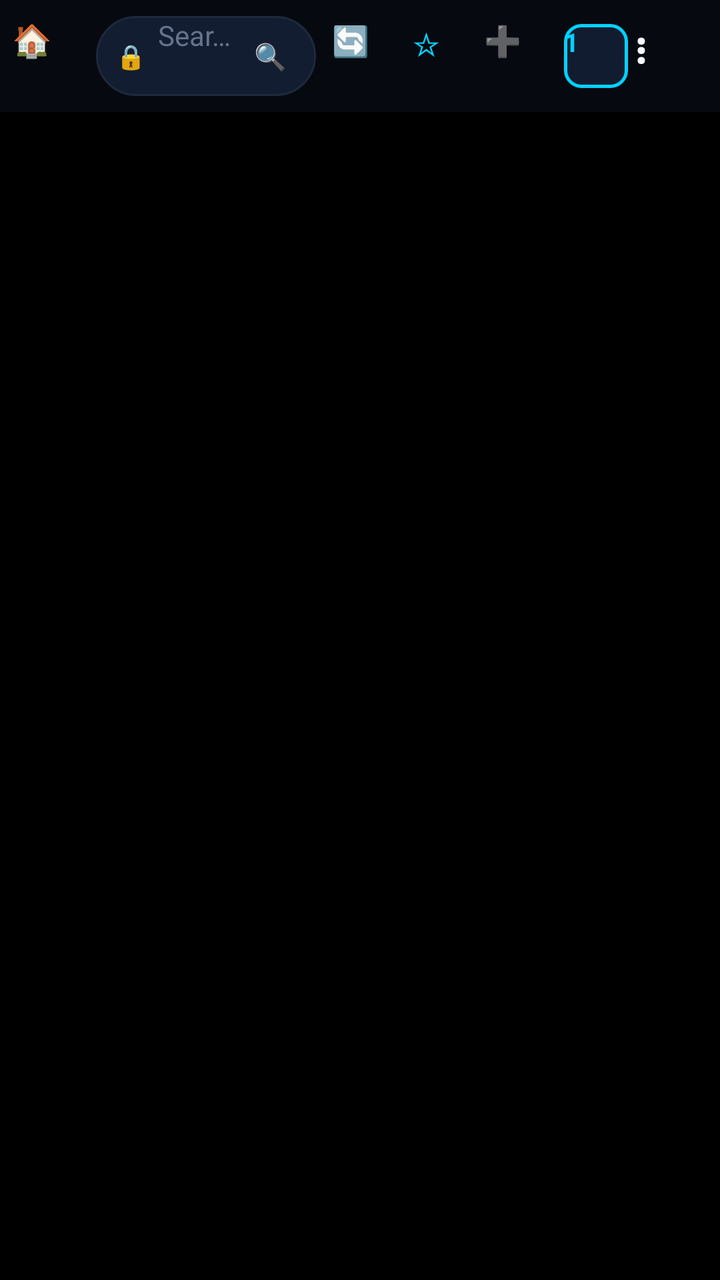
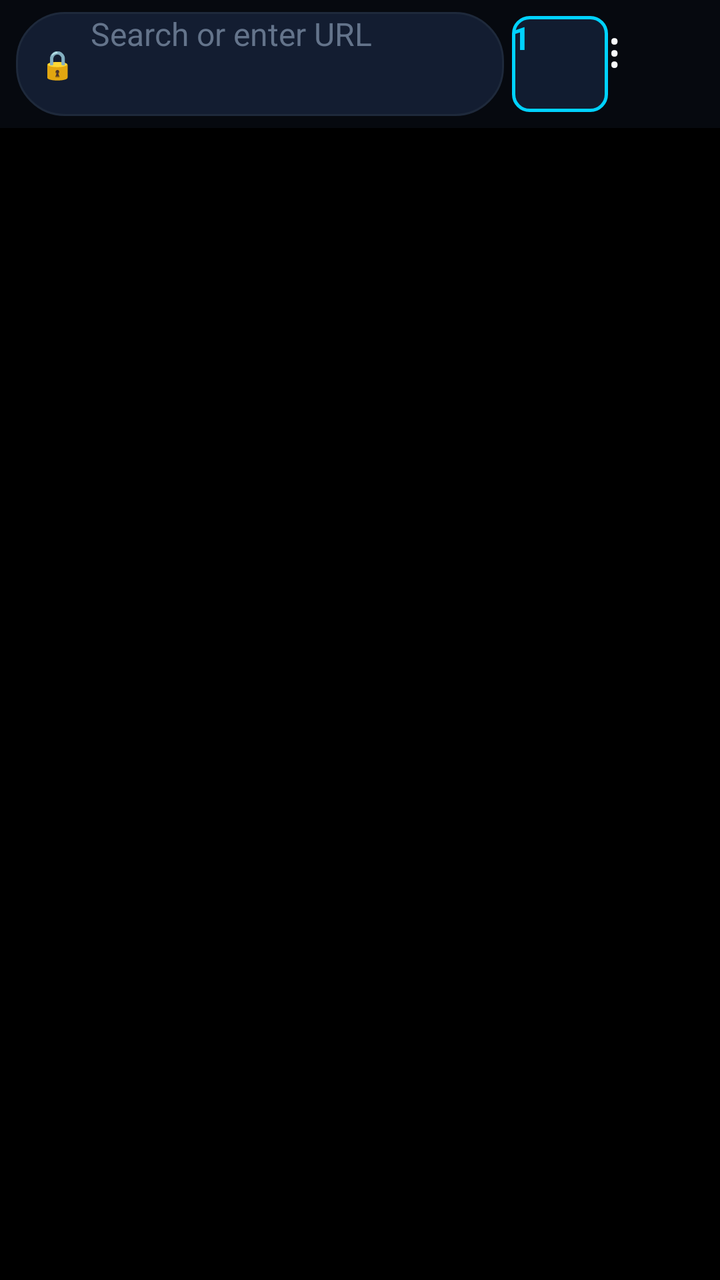

The first picture is an Android layout as it rendered before a commit; the second is the same layout after the commit. The layout source and the unified diff follow.
<!-- AndroidManifest.xml: application theme AppTheme -->
<!-- res/layout/activity_main.xml -->
<?xml version="1.0" encoding="utf-8"?>
<RelativeLayout xmlns:android="http://schemas.android.com/apk/res/android"
    android:id="@+id/mainRoot"
    android:layout_width="match_parent"
    android:layout_height="match_parent"
    android:background="@color/bg_primary">

    
    <LinearLayout
        android:id="@+id/mobileTopBar"
        android:layout_width="match_parent"
        android:layout_height="56dp"
        android:layout_alignParentTop="true"
        android:background="@color/bg_primary"
        android:gravity="center_vertical"
        android:orientation="horizontal"
        android:paddingHorizontal="6dp"
        android:elevation="6dp">

        
        <Button
            android:id="@+id/btnHome"
            android:layout_width="38dp"
            android:layout_height="38dp"
            android:background="@drawable/bg_mobile_icon_button"
            android:text="🏠"
            android:textColor="@color/text_primary"
            android:textSize="16sp"
            android:contentDescription="@string/btn_home" />

        
        <LinearLayout
            android:id="@+id/omniboxContainer"
            android:layout_width="0dp"
            android:layout_height="40dp"
            android:layout_weight="1"
            android:layout_marginStart="4dp"
            android:layout_marginEnd="4dp"
            android:background="@drawable/bg_mobile_omnibox"
            android:gravity="center_vertical"
            android:orientation="horizontal"
            android:paddingHorizontal="10dp">

            
            <TextView
                android:id="@+id/tvSecurityLock"
                android:layout_width="wrap_content"
                android:layout_height="wrap_content"
                android:layout_marginEnd="6dp"
                android:text="🔒"
                android:textColor="@color/security_green"
                android:textSize="12sp" />

            
            <EditText
                android:id="@+id/editUrl"
                android:layout_width="0dp"
                android:layout_height="match_parent"
                android:layout_weight="1"
                android:background="@android:color/transparent"
                android:ellipsize="end"
                android:hint="@string/url_hint"
                android:imeOptions="actionGo"
                android:inputType="textUri|textWebEditText"
                android:paddingVertical="0dp"
                android:singleLine="true"
                android:textColor="@color/text_primary"
                android:textColorHint="@color/text_dim"
                android:textSize="14sp" />

            
            <TextView
                android:id="@+id/btnClearUrl"
                android:layout_width="26dp"
                android:layout_height="26dp"
                android:gravity="center"
                android:text="✕"
                android:textColor="@color/text_secondary"
                android:textSize="13sp"
                android:visibility="gone"
                android:background="@drawable/bg_mobile_icon_button" />

            
            <TextView
                android:id="@+id/btnSearchTrigger"
                android:layout_width="26dp"
                android:layout_height="26dp"
                android:layout_marginStart="2dp"
                android:gravity="center"
                android:text="🔍"
                android:textColor="@color/accent_cyan"
                android:textSize="13sp"
                android:background="@drawable/bg_mobile_icon_button" />
        </LinearLayout>

        
        <Button
            android:id="@+id/btnReload"
            android:layout_width="36dp"
            android:layout_height="36dp"
            android:layout_marginStart="4dp"
            android:background="@drawable/bg_mobile_icon_button"
            android:text="🔄"
            android:textColor="@color/text_primary"
            android:textSize="15sp"
            android:contentDescription="Osveži stran" />

        
        <Button
            android:id="@+id/btnStar"
            android:layout_width="36dp"
            android:layout_height="36dp"
            android:layout_marginStart="4dp"
            android:background="@drawable/bg_mobile_icon_button"
            android:text="☆"
            android:textColor="@color/accent_cyan"
            android:textSize="16sp"
            android:contentDescription="Dodaj med priljubljene" />

        
        <Button
            android:id="@+id/btnAddTab"
            android:layout_width="36dp"
            android:layout_height="36dp"
            android:background="@drawable/bg_mobile_icon_button"
            android:text="➕"
            android:textColor="@color/text_primary"
            android:textSize="15sp"
            android:contentDescription="@string/btn_add_tab" />

        
        <Button
            android:id="@+id/btnTabCount"
            android:layout_width="32dp"
            android:layout_height="32dp"
            android:layout_marginStart="4dp"
            android:background="@drawable/bg_mobile_tab_badge"
            android:text="1"
            android:textColor="@color/accent_cyan"
            android:textSize="13sp"
            android:textStyle="bold"
            android:padding="0dp" />

        
        <Button
            android:id="@+id/btnMenu"
            android:layout_width="36dp"
            android:layout_height="36dp"
            android:layout_marginStart="4dp"
            android:background="@drawable/bg_mobile_icon_button"
            android:text="⋮"
            android:textColor="@color/text_primary"
            android:textSize="20sp"
            android:textStyle="bold"
            android:contentDescription="@string/btn_menu" />
    </LinearLayout>

    
    <ProgressBar
        android:id="@+id/pageProgressBar"
        style="?android:attr/progressBarStyleHorizontal"
        android:layout_width="match_parent"
        android:layout_height="2.5dp"
        android:layout_below="@id/mobileTopBar"
        android:progressDrawable="@color/accent_cyan"
        android:visibility="gone" />

    
    <FrameLayout
        android:id="@+id/webViewContainer"
        android:layout_width="match_parent"
        android:layout_height="match_parent"
        android:layout_below="@id/pageProgressBar"
        android:background="@color/bg_pure_black" />

    
    <LinearLayout
        android:id="@+id/findInPageBar"
        android:layout_width="match_parent"
        android:layout_height="48dp"
        android:layout_below="@id/mobileTopBar"
        android:background="@color/bg_secondary"
        android:gravity="center_vertical"
        android:orientation="horizontal"
        android:paddingHorizontal="12dp"
        android:visibility="gone"
        android:elevation="8dp">

        <EditText
            android:id="@+id/editFindText"
            android:layout_width="0dp"
            android:layout_height="36dp"
            android:layout_weight="1"
            android:background="@drawable/bg_mobile_omnibox"
            android:hint="Najdi na strani..."
            android:paddingHorizontal="12dp"
            android:singleLine="true"
            android:textColor="@color/text_primary"
            android:textColorHint="@color/text_dim"
            android:textSize="13sp" />

        <TextView
            android:id="@+id/tvFindMatches"
            android:layout_width="wrap_content"
            android:layout_height="wrap_content"
            android:layout_marginStart="8dp"
            android:textColor="@color/accent_cyan"
            android:textSize="12sp"
            android:text="0/0" />

        <Button
            android:id="@+id/btnFindPrev"
            android:layout_width="34dp"
            android:layout_height="34dp"
            android:layout_marginStart="6dp"
            android:background="@drawable/bg_mobile_icon_button"
            android:text="▲"
            android:textColor="@color/text_primary"
            android:textSize="12sp" />

        <Button
            android:id="@+id/btnFindNext"
            android:layout_width="34dp"
            android:layout_height="34dp"
            android:layout_marginStart="2dp"
            android:background="@drawable/bg_mobile_icon_button"
            android:text="▼"
            android:textColor="@color/text_primary"
            android:textSize="12sp" />

        <Button
            android:id="@+id/btnFindClose"
            android:layout_width="34dp"
            android:layout_height="34dp"
            android:layout_marginStart="2dp"
            android:background="@drawable/bg_mobile_icon_button"
            android:text="✕"
            android:textColor="@color/text_secondary"
            android:textSize="14sp" />
    </LinearLayout>

    
    <RelativeLayout
        android:id="@+id/tabSwitcherOverlay"
        android:layout_width="match_parent"
        android:layout_height="match_parent"
        android:background="@color/bg_pure_black"
        android:visibility="gone"
        android:elevation="20dp">

        
        <LinearLayout
            android:id="@+id/tabSwitcherHeader"
            android:layout_width="match_parent"
            android:layout_height="56dp"
            android:layout_alignParentTop="true"
            android:background="@color/bg_primary"
            android:gravity="center_vertical"
            android:orientation="horizontal"
            android:paddingHorizontal="16dp">

            <TextView
                android:id="@+id/tvTabsTitle"
                android:layout_width="0dp"
                android:layout_height="wrap_content"
                android:layout_weight="1"
                android:text="@string/tabs_title"
                android:textColor="@color/text_primary"
                android:textSize="18sp"
                android:textStyle="bold" />

            <Button
                android:id="@+id/btnNewTabInSwitcher"
                android:layout_width="wrap_content"
                android:layout_height="36dp"
                android:background="@drawable/bg_mobile_omnibox"
                android:paddingHorizontal="14dp"
                android:text="@string/tabs_new_tab"
                android:textColor="@color/accent_cyan"
                android:textSize="13sp"
                android:textStyle="bold" />

            <Button
                android:id="@+id/btnCloseTabsSwitcher"
                android:layout_width="36dp"
                android:layout_height="36dp"
                android:layout_marginStart="8dp"
                android:background="@drawable/bg_mobile_icon_button"
                android:text="✕"
                android:textColor="@color/text_primary"
                android:textSize="16sp" />
        </LinearLayout>

        
        <GridView
            android:id="@+id/tabsGridView"
            android:layout_width="match_parent"
            android:layout_height="match_parent"
            android:layout_below="@id/tabSwitcherHeader"
            android:layout_above="@+id/tabSwitcherFooter"
            android:numColumns="2"
            android:horizontalSpacing="12dp"
            android:verticalSpacing="12dp"
            android:padding="14dp"
            android:clipToPadding="false"
            android:scrollbars="vertical" />

        
        <LinearLayout
            android:id="@+id/tabSwitcherFooter"
            android:layout_width="match_parent"
            android:layout_height="48dp"
            android:layout_alignParentBottom="true"
            android:background="@color/bg_primary"
            android:gravity="center"
            android:orientation="horizontal">

            <TextView
                android:id="@+id/btnCloseAllTabs"
                android:layout_width="wrap_content"
                android:layout_height="wrap_content"
                android:text="@string/tabs_close_all"
                android:textColor="@color/danger_red"
                android:textSize="13sp"
                android:textStyle="bold"
                android:padding="8dp" />
        </LinearLayout>
    </RelativeLayout>

</RelativeLayout>
<!-- resources referenced by this layout -->
<resources>
  <color name="accent_cyan">#00D2FF</color>
  <color name="bg_primary">#06090F</color>
  <color name="bg_pure_black">#000000</color>
  <color name="bg_secondary">#0E1626</color>
  <color name="danger_red">#EF4444</color>
  <color name="security_green">#10B981</color>
  <color name="text_dim">#64748B</color>
  <color name="text_primary">#F8FAFC</color>
  <color name="text_secondary">#94A3B8</color>
  <!-- drawable bg_mobile_icon_button (drawable) -->
  <?xml version="1.0" encoding="utf-8"?>
  <ripple xmlns:android="http://schemas.android.com/apk/res/android"
      android:color="@color/ripple_color">
      <item>
          <selector>
              <item android:state_pressed="true">
                  <shape android:shape="oval">
                      <solid android:color="@color/bg_secondary" />
                  </shape>
              </item>
              <item>
                  <shape android:shape="oval">
                      <solid android:color="@android:color/transparent" />
                  </shape>
              </item>
          </selector>
      </item>
  </ripple>
  <!-- drawable bg_mobile_omnibox (drawable) -->
  <?xml version="1.0" encoding="utf-8"?>
  <selector xmlns:android="http://schemas.android.com/apk/res/android">
      <item android:state_focused="true">
          <shape android:shape="rectangle">
              <solid android:color="@color/bg_omnibox_focus" />
              <stroke android:width="2dp" android:color="@color/border_omnibox_focus" />
              <corners android:radius="24dp" />
          </shape>
      </item>
      <item>
          <shape android:shape="rectangle">
              <solid android:color="@color/bg_omnibox" />
              <stroke android:width="1dp" android:color="@color/border_omnibox" />
              <corners android:radius="24dp" />
          </shape>
      </item>
  </selector>
  <!-- drawable bg_mobile_tab_badge (drawable) -->
  <?xml version="1.0" encoding="utf-8"?>
  <selector xmlns:android="http://schemas.android.com/apk/res/android">
      <item android:state_pressed="true">
          <shape android:shape="rectangle">
              <solid android:color="@color/accent_cyan_glow" />
              <stroke android:width="2dp" android:color="@color/accent_cyan" />
              <corners android:radius="8dp" />
          </shape>
      </item>
      <item>
          <shape android:shape="rectangle">
              <solid android:color="@color/badge_tab_bg" />
              <stroke android:width="1.8dp" android:color="@color/badge_tab_border" />
              <corners android:radius="8dp" />
          </shape>
      </item>
  </selector>
  <string name="btn_add_tab">New tab</string>
  <string name="btn_home">Home</string>
  <string name="btn_menu">Menu</string>
  <string name="tabs_close_all">Close all tabs</string>
  <string name="tabs_new_tab">+ New tab</string>
  <string name="tabs_title">Open Tabs</string>
  <string name="url_hint">Search or enter URL</string>
  <style name="AppTheme" parent="@android:style/Theme.Material.NoActionBar">
          <item name="android:windowBackground">@color/bg_primary</item>
          <item name="android:colorBackground">@color/bg_primary</item>
          <item name="android:colorPrimary">@color/bg_primary</item>
          <item name="android:colorPrimaryDark">@color/bg_pure_black</item>
          <item name="android:colorAccent">@color/accent_cyan</item>
          <item name="android:statusBarColor">@color/bg_primary</item>
          <item name="android:navigationBarColor">@color/bg_pure_black</item>
          <item name="android:windowLightStatusBar">false</item>
          <item name="android:windowLightNavigationBar">false</item>
      </style>
  <color name="ripple_color">#2600D2FF</color>
  <color name="bg_omnibox_focus">#182640</color>
  <color name="border_omnibox_focus">#00D2FF</color>
  <color name="bg_omnibox">#131D31</color>
  <color name="border_omnibox">#1E293B</color>
  <color name="accent_cyan_glow">#8000D2FF</color>
  <color name="badge_tab_bg">#111C30</color>
  <color name="badge_tab_border">#00D2FF</color>
</resources>

<!-- the commit's change to res/layout/activity_main.xml (unified diff, before → after) -->
@@ -1,6 +1,7 @@
 <?xml version="1.0" encoding="utf-8"?>
 <RelativeLayout xmlns:android="http://schemas.android.com/apk/res/android"
     android:id="@+id/mainRoot"
+    android:focusable="true" android:focusableInTouchMode="true"
     android:layout_width="match_parent"
     android:layout_height="match_parent"
     android:background="@color/bg_primary">
@@ -8,150 +9,52 @@
     
     <LinearLayout
         android:id="@+id/mobileTopBar"
-        android:layout_width="match_parent"
-        android:layout_height="56dp"
-        android:layout_alignParentTop="true"
-        android:background="@color/bg_primary"
-        android:gravity="center_vertical"
-        android:orientation="horizontal"
-        android:paddingHorizontal="6dp"
-        android:elevation="6dp">
-
-        
-        <Button
-            android:id="@+id/btnHome"
-            android:layout_width="38dp"
-            android:layout_height="38dp"
-            android:background="@drawable/bg_mobile_icon_button"
-            android:text="🏠"
-            android:textColor="@color/text_primary"
-            android:textSize="16sp"
-            android:contentDescription="@string/btn_home" />
-
-        
+        android:layout_width="match_parent" android:layout_height="64dp"
+        android:layout_alignParentTop="true" android:background="@color/bg_primary"
+        android:gravity="center_vertical" android:orientation="horizontal"
+        android:paddingHorizontal="8dp" android:elevation="6dp">
+
+        <Button android:id="@+id/btnHome" android:layout_width="48dp" android:layout_height="48dp" android:visibility="gone" android:text="⌂" />
         <LinearLayout
             android:id="@+id/omniboxContainer"
-            android:layout_width="0dp"
-            android:layout_height="40dp"
-            android:layout_weight="1"
-            android:layout_marginStart="4dp"
-            android:layout_marginEnd="4dp"
-            android:background="@drawable/bg_mobile_omnibox"
-            android:gravity="center_vertical"
-            android:orientation="horizontal"
-            android:paddingHorizontal="10dp">
-
-            
-            <TextView
-                android:id="@+id/tvSecurityLock"
-                android:layout_width="wrap_content"
-                android:layout_height="wrap_content"
-                android:layout_marginEnd="6dp"
-                android:text="🔒"
-                android:textColor="@color/security_green"
-                android:textSize="12sp" />
-
-            
-            <EditText
-                android:id="@+id/editUrl"
-                android:layout_width="0dp"
-                android:layout_height="match_parent"
-                android:layout_weight="1"
-                android:background="@android:color/transparent"
-                android:ellipsize="end"
-                android:hint="@string/url_hint"
-                android:imeOptions="actionGo"
-                android:inputType="textUri|textWebEditText"
-                android:paddingVertical="0dp"
-                android:singleLine="true"
-                android:textColor="@color/text_primary"
-                android:textColorHint="@color/text_dim"
-                android:textSize="14sp" />
-
-            
-            <TextView
-                android:id="@+id/btnClearUrl"
-                android:layout_width="26dp"
-                android:layout_height="26dp"
-                android:gravity="center"
-                android:text="✕"
-                android:textColor="@color/text_secondary"
-                android:textSize="13sp"
-                android:visibility="gone"
+            android:layout_width="0dp" android:layout_height="52dp" android:layout_weight="1"
+            android:background="@drawable/bg_mobile_omnibox" android:gravity="center_vertical"
+            android:orientation="horizontal" android:paddingStart="12dp" android:paddingEnd="4dp">
+            <TextView android:id="@+id/tvSecurityLock"
+                android:layout_width="wrap_content" android:layout_height="wrap_content"
+                android:layout_marginEnd="8dp" android:text="🔒"
+                android:textColor="@color/security_green" android:textSize="14sp" />
+            <EditText android:id="@+id/editUrl"
+                android:layout_width="0dp" android:layout_height="match_parent" android:layout_weight="1"
+                android:background="@android:color/transparent" android:hint="@string/url_hint"
+                android:imeOptions="actionGo|flagNoExtractUi" android:inputType="textUri"
+                android:selectAllOnFocus="true"
+                android:paddingVertical="0dp" android:singleLine="true"
+                android:textColor="@color/text_primary" android:textColorHint="@color/text_dim"
+                android:textSize="16sp" android:contentDescription="@string/url_hint" />
+            <TextView android:id="@+id/btnClearUrl"
+                android:layout_width="48dp" android:layout_height="48dp" android:gravity="center"
+                android:text="✕" android:textColor="@color/text_secondary" android:textSize="18sp"
+                android:visibility="gone" android:contentDescription="@string/btn_clear"
                 android:background="@drawable/bg_mobile_icon_button" />
-
-            
-            <TextView
-                android:id="@+id/btnSearchTrigger"
-                android:layout_width="26dp"
-                android:layout_height="26dp"
-                android:layout_marginStart="2dp"
-                android:gravity="center"
-                android:text="🔍"
-                android:textColor="@color/accent_cyan"
-                android:textSize="13sp"
+            <TextView android:id="@+id/btnSearchTrigger"
+                android:layout_width="48dp" android:layout_height="48dp" android:gravity="center"
+                android:text="→" android:textColor="@color/accent_cyan" android:textSize="24sp"
+                android:visibility="gone" android:contentDescription="@string/btn_go"
                 android:background="@drawable/bg_mobile_icon_button" />
         </LinearLayout>
-
-        
-        <Button
-            android:id="@+id/btnReload"
-            android:layout_width="36dp"
-            android:layout_height="36dp"
-            android:layout_marginStart="4dp"
-            android:background="@drawable/bg_mobile_icon_button"
-            android:text="🔄"
-            android:textColor="@color/text_primary"
-            android:textSize="15sp"
-            android:contentDescription="Osveži stran" />
-
-        
-        <Button
-            android:id="@+id/btnStar"
-            android:layout_width="36dp"
-            android:layout_height="36dp"
-            android:layout_marginStart="4dp"
-            android:background="@drawable/bg_mobile_icon_button"
-            android:text="☆"
-            android:textColor="@color/accent_cyan"
-            android:textSize="16sp"
-            android:contentDescription="Dodaj med priljubljene" />
-
-        
-        <Button
-            android:id="@+id/btnAddTab"
-            android:layout_width="36dp"
-            android:layout_height="36dp"
-            android:background="@drawable/bg_mobile_icon_button"
-            android:text="➕"
-            android:textColor="@color/text_primary"
-            android:textSize="15sp"
-            android:contentDescription="@string/btn_add_tab" />
-
-        
-        <Button
-            android:id="@+id/btnTabCount"
-            android:layout_width="32dp"
-            android:layout_height="32dp"
-            android:layout_marginStart="4dp"
-            android:background="@drawable/bg_mobile_tab_badge"
-            android:text="1"
-            android:textColor="@color/accent_cyan"
-            android:textSize="13sp"
-            android:textStyle="bold"
-            android:padding="0dp" />
-
-        
-        <Button
-            android:id="@+id/btnMenu"
-            android:layout_width="36dp"
-            android:layout_height="36dp"
-            android:layout_marginStart="4dp"
-            android:background="@drawable/bg_mobile_icon_button"
-            android:text="⋮"
-            android:textColor="@color/text_primary"
-            android:textSize="20sp"
-            android:textStyle="bold"
+        <Button android:id="@+id/btnReload" android:layout_width="48dp" android:layout_height="48dp" android:visibility="gone" android:text="↻" />
+        <Button android:id="@+id/btnStar" android:layout_width="48dp" android:layout_height="48dp" android:visibility="gone" android:text="☆" />
+        <Button android:id="@+id/btnAddTab" android:layout_width="48dp" android:layout_height="48dp" android:visibility="gone" android:text="+" />
+        <Button android:id="@+id/btnTabCount"
+            android:layout_width="48dp" android:layout_height="48dp" android:layout_marginStart="4dp"
+            android:background="@drawable/bg_mobile_tab_badge" android:text="1"
+            android:textColor="@color/accent_cyan" android:textSize="16sp" android:textStyle="bold"
+            android:padding="0dp" android:contentDescription="@string/tabs_title" />
+        <Button android:id="@+id/btnMenu"
+            android:layout_width="48dp" android:layout_height="48dp"
+            android:background="@drawable/bg_mobile_icon_button" android:text="⋮"
+            android:textColor="@color/text_primary" android:textSize="24sp" android:padding="0dp"
             android:contentDescription="@string/btn_menu" />
     </LinearLayout>
 
<!-- resource entries referenced after the edit -->
@@ -64,8 +64,8 @@
           </shape>
       </item>
   </selector>
-  <string name="btn_add_tab">New tab</string>
-  <string name="btn_home">Home</string>
+  <string name="btn_clear">Clear</string>
+  <string name="btn_go">Go or search</string>
   <string name="btn_menu">Menu</string>
   <string name="tabs_close_all">Close all tabs</string>
   <string name="tabs_new_tab">+ New tab</string>
